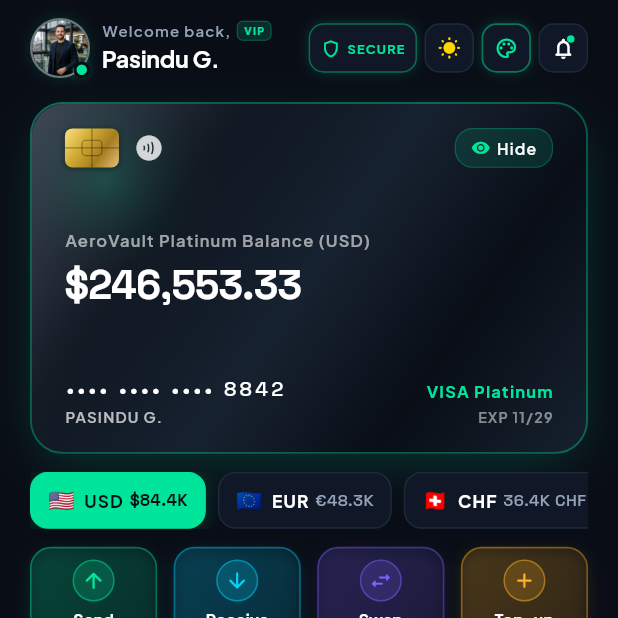
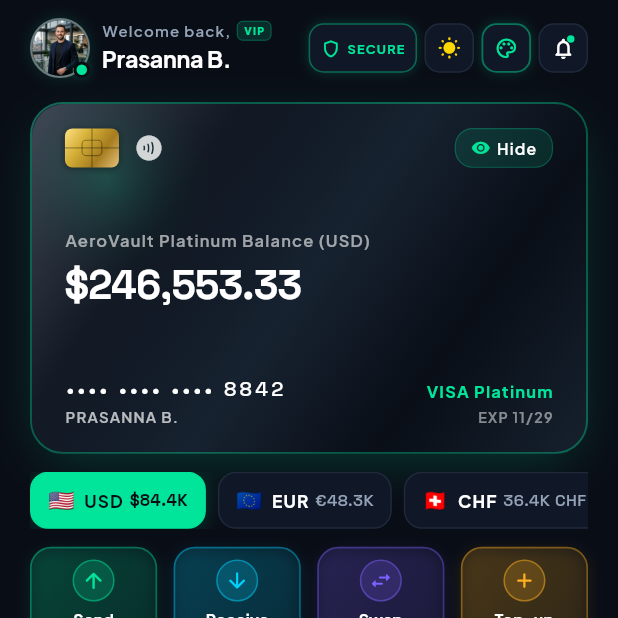
Before and after one commit to Prasasannab/aerovault-flutter-wallet, a Flutter app: the screen it shows after launch, on a phone screen of 412 x 824 dp, the top half of it. Run offline on Flutter 3.47's test engine with Material 3 defaults, Android fonts, the phone set to English and light mode, and no system bars; drawn by our look-alikes of fl_chart; our stand-ins replace dio, equatable, flutter_bloc, flutter_secure_storage, get_it, google_fonts and 3 more; missing offline and left inert: flutter_jailbreak_detection; accounts and stored records are empty.

Commit message:
chore: align mock profile and holder name with Prasanna Buddhika

```diff
--- a/lib/core/constants/app_constants.dart
+++ b/lib/core/constants/app_constants.dart
@@ -17,7 +17,7 @@ class AppConstants {
   static const String keyBalanceHidden = 'aerovault_balance_hidden_v1';
 
   // Default Mock Holder
-  static const String defaultHolderName = 'Pasindu G.';
+  static const String defaultHolderName = 'Prasanna B.';
   static const String defaultCardNumberMasked = '•••• •••• •••• 8842';
   static const String defaultCardExpiry = '11/29';
   static const String defaultCardCvvMasked = '•••';
--- a/lib/features/analytics/presentation/screens/growth_screen.dart
+++ b/lib/features/analytics/presentation/screens/growth_screen.dart
@@ -47,7 +47,7 @@ class _GrowthScreenContent extends StatelessWidget {
     StatementPdfGenerator.showStatementPreview(
       context,
       wealth: wealth,
-      holderName: 'Pasindu Gayashan',
+      holderName: 'Prasanna Buddhika',
       accountNumber: 'ACC-8842-ENTERPRISE',
       iban: 'CH93 0076 2011 6238 5295 7',
     );
--- a/lib/features/governance/data/datasources/governance_data_source.dart
+++ b/lib/features/governance/data/datasources/governance_data_source.dart
@@ -58,7 +58,7 @@ class GovernanceDataSourceImpl implements GovernanceDataSource {
           ),
           ApprovalSignerModel(
             id: 'SIGNER-ARCHITECT-03',
-            name: 'Pasindu Gayashan',
+            name: 'Prasanna Buddhika',
             role: 'Lead Architect & Key Custodian',
             hasApproved: false,
             signedAt: null,
@@ -100,7 +100,7 @@ class GovernanceDataSourceImpl implements GovernanceDataSource {
           ),
           ApprovalSignerModel(
             id: 'SIGNER-ARCHITECT-03',
-            name: 'Pasindu Gayashan',
+            name: 'Prasanna Buddhika',
             role: 'Lead Architect & Key Custodian',
             hasApproved: false,
             signedAt: null,
@@ -142,7 +142,7 @@ class GovernanceDataSourceImpl implements GovernanceDataSource {
           ),
           ApprovalSignerModel(
             id: 'SIGNER-ARCHITECT-03',
-            name: 'Pasindu Gayashan',
+            name: 'Prasanna Buddhika',
             role: 'Lead Architect & Key Custodian',
             hasApproved: true,
             signedAt: now.subtract(const Duration(days: 1, hours: 20)),
--- a/lib/features/governance/presentation/bloc/governance_event.dart
+++ b/lib/features/governance/presentation/bloc/governance_event.dart
@@ -20,7 +20,7 @@ class SignGovernanceRequestEvent extends GovernanceEvent {
   const SignGovernanceRequestEvent({
     required this.requestId,
     this.signerId = 'SIGNER-ARCHITECT-03',
-    this.signerName = 'Pasindu Gayashan',
+    this.signerName = 'Prasanna Buddhika',
     this.note,
   });
 
--- a/lib/features/governance/presentation/widgets/sign_authorization_sheet.dart
+++ b/lib/features/governance/presentation/widgets/sign_authorization_sheet.dart
@@ -51,7 +51,7 @@ class _SignAuthorizationSheetState extends State<SignAuthorizationSheet> {
           SignGovernanceRequestEvent(
             requestId: widget.request.id,
             signerId: 'SIGNER-ARCHITECT-03',
-            signerName: 'Pasindu Gayashan',
+            signerName: 'Prasanna Buddhika',
           ),
         );
 
@@ -229,7 +229,7 @@ class _SignAuthorizationSheetState extends State<SignAuthorizationSheet> {
                           ),
                         ),
                         Text(
-                          'SEC-ENCLAVE-ED25519-8842-CH (Pasindu G.)',
+                          'SEC-ENCLAVE-ED25519-8842-CH (Prasanna B.)',
                           style: AppTextStyles.monospace(
                             color: colors.textMuted,
                             fontSize: 9.5,
--- a/lib/features/profile/data/datasources/profile_data_source.dart
+++ b/lib/features/profile/data/datasources/profile_data_source.dart
@@ -20,8 +20,8 @@ class ProfileLocalDataSourceImpl implements ProfileDataSource {
   UserProfileModel _buildDefaultProfile() {
     return const UserProfileModel(
       id: 'USR-8842-ENTERPRISE',
-      fullName: 'Pasindu Gayashan',
-      preferredName: 'Pasindu',
+      fullName: 'Prasanna Buddhika',
+      preferredName: 'Prasanna',
       email: 'pasindu.g@aerovault.swiss',
       phoneMasked: '+41 79 ••• •• 42',
       taxResidence: 'Zurich, Switzerland (CH)',
--- a/lib/features/transfers/data/datasources/transfers_data_source.dart
+++ b/lib/features/transfers/data/datasources/transfers_data_source.dart
@@ -123,7 +123,7 @@ class TransfersLocalDataSourceImpl implements TransfersDataSource {
     swiftBic: 'AEROCHZZ80A',
     clearingCode: 'BC 08765 (SIX Interbank)',
     fedwireRouting: '026009593',
-    accountHolder: 'Pasindu G. (VIP Tier 1)',
+    accountHolder: 'Prasanna B. (VIP Tier 1)',
     address: 'Bahnhofstrasse 45, 8001 Zurich, Switzerland',
   );
 
--- a/lib/features/transfers/presentation/widgets/receive_funds_sheet.dart
+++ b/lib/features/transfers/presentation/widgets/receive_funds_sheet.dart
@@ -325,7 +325,7 @@ class _ReceiveFundsSheetState extends State<ReceiveFundsSheet> {
             children: [
               _buildDetailItem(
                 label: 'Beneficiary Name',
-                value: 'Pasindu Gayashan',
+                value: 'Prasanna Buddhika',
               ),
               _buildDivider(),
               _buildDetailItem(
@@ -369,7 +369,7 @@ class _ReceiveFundsSheetState extends State<ReceiveFundsSheet> {
         BounceButton(
           onTap: () {
             HapticFeedback.lightImpact();
-            _copyToClipboard('Wire Instructions', '''Beneficiary: Pasindu Gayashan
+            _copyToClipboard('Wire Instructions', '''Beneficiary: Prasanna Buddhika
 Bank: AeroVault Sovereign Trust Ltd
 IBAN: CH93 0076 2011 6238 5295 7
 SWIFT/BIC: AEROCHZZ80A
--- a/lib/features/transfers/presentation/widgets/swap_crypto_sheet.dart
+++ b/lib/features/transfers/presentation/widgets/swap_crypto_sheet.dart
@@ -217,7 +217,7 @@ class _SwapCryptoSheetState extends State<SwapCryptoSheet> {
         ? walletState.account
         : const WalletAccount(
             id: 'mock',
-            holderName: 'Pasindu G.',
+            holderName: 'Prasanna B.',
             fiatBalance: 148250.0,
             btcBalance: 1.842,
             ethBalance: 24.5,
--- a/lib/features/wallet/presentation/screens/dashboard_screen.dart
+++ b/lib/features/wallet/presentation/screens/dashboard_screen.dart
@@ -138,7 +138,7 @@ class _DashboardViewState extends State<_DashboardView> {
                   builder: (context, state) {
                     final userName = (state is WalletLoaded)
                         ? state.account.holderName
-                        : 'Pasindu G.';
+                        : 'Prasanna B.';
                     return WalletHeader(
                       userName: userName,
                       onProfileTap: () => ProfileScreen.navigate(context),
```
Also changed, not shown: 9 other files.
